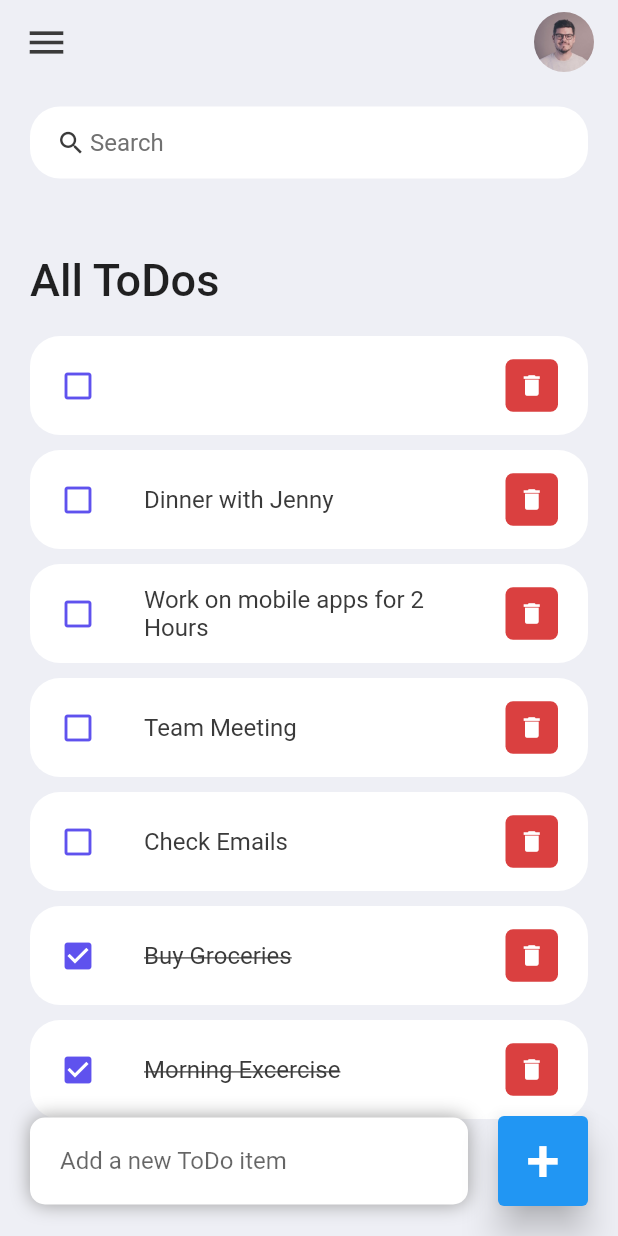
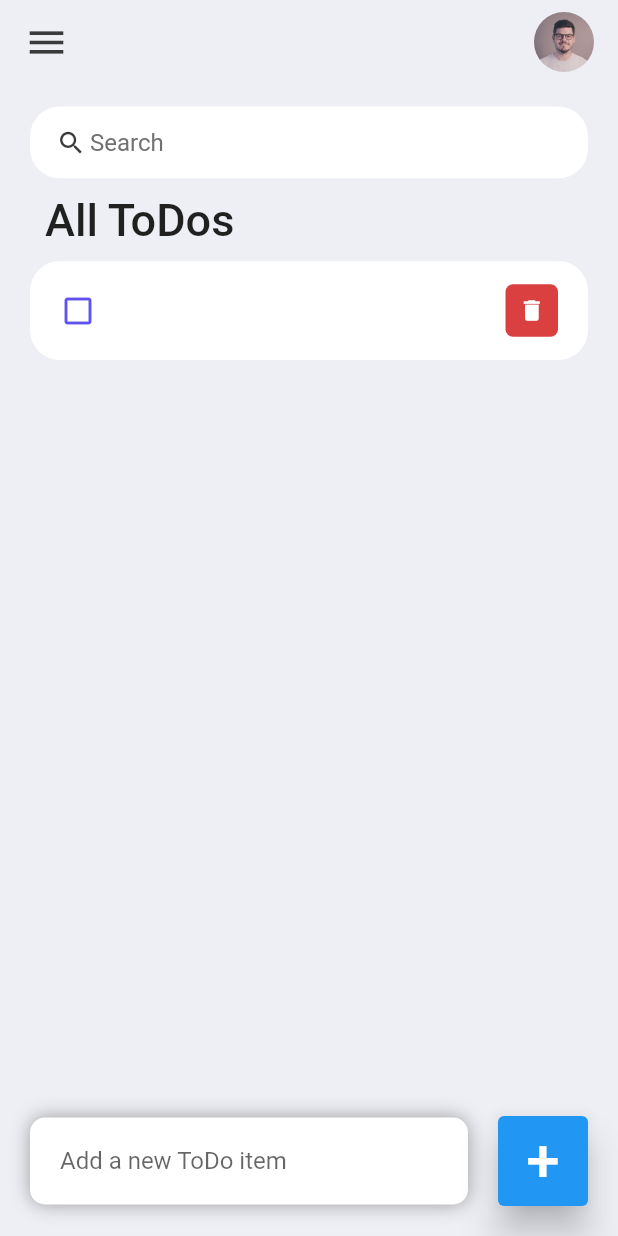
Before and after one commit to dhruvsoni2805/todo_app, a Flutter app: the screen it shows after launch, after a tap on an icon or button, on a phone screen of 412 x 824 dp. Run offline on Flutter 3.47's test engine with Material 2 defaults, Android fonts, the phone set to English and light mode, and no system bars.

```diff
--- a/lib/model/todo.dart
+++ b/lib/model/todo.dart
@@ -11,33 +11,6 @@ class ToDo {
   });
 
   static List<ToDo> todoList() {
-    return [
-      ToDo(
-        id: '01',
-        todoText: 'Morning Excercise',
-        isDone: true,
-      ),
-      ToDo(
-        id: '02',
-        todoText: 'Buy Groceries',
-        isDone: true,
-      ),
-      ToDo(
-        id: '03',
-        todoText: 'Check Emails',
-      ),
-      ToDo(
-        id: '04',
-        todoText: 'Team Meeting',
-      ),
-      ToDo(
-        id: '05',
-        todoText: 'Work on mobile apps for 2 Hours',
-      ),
-      ToDo(
-        id: '06',
-        todoText: 'Dinner with Jenny',
-      ),
-    ];
+    return [];
   }
 }
--- a/lib/screens/Home.dart
+++ b/lib/screens/Home.dart
@@ -1,8 +1,7 @@
 import 'package:flutter/material.dart';
 import 'package:todo_app/constants/colors.dart';
-import 'package:todo_app/widgets/todo_item.dart';
-
 import '../model/todo.dart';
+import '../widgets/todo_item.dart';
 
 class Home extends StatefulWidget {
   const Home({super.key});
@@ -30,22 +29,78 @@ class _HomeState extends State<Home> {
       body: Stack(
         children: [
           Container(
-            padding: const EdgeInsets.symmetric(
-              horizontal: 20,
-              vertical: 15,
-            ),
-            child: Column(children: [
+            width: double.infinity,
+            padding: const EdgeInsets.symmetric(horizontal: 20, vertical: 15),
+            child: Column(
+              children: [
                 //search box containter added by the widget functioon call
                 searchBox(),
+                //Title Container For All ToDos
+                toDoTitleView(),
                 //List View For the all the ToDos Items.
+                // listViewForToDos(),
                 Expanded(
-                child: ListView(
-                  children: [
+                  flex: 1,
+                  child: listViewForToDos(),
+                ),
+              ],
+            ),
+          ),
+          //Bottom new ToDo item add layout
+          newToDoItem(),
+        ],
+      ),
+      //creating the add the new ToDo Item at the bottom screen.
+    );
+  }
+
+  void _handleToDoChange(ToDo toDo) {
+    setState(() {
+      toDo.isDone = !toDo.isDone;
+    });
+  }
+
+  void _onDeleteToDoItem(String id) {
+    setState(() {
+      todooList.removeWhere((item) => item.id == id);
+    });
+  }
+
+  void _addToDoItem(String toDo) {
+    setState(() {
+      todooList.insert(
+          0,
+          ToDo(
+              id: DateTime.now().millisecondsSinceEpoch.toString(),
+              todoText: toDo));
+    });
+    _todoController.clear();
+  }
+
+  void _runFilter(String enteredKeyword) {
+    List<ToDo> results = [];
+
+    if (enteredKeyword.isEmpty) {
+      results = todooList;
+    } else {
+      results = todooList
+          .where((item) => item.todoText!
+              .toLowerCase()
+              .contains(enteredKeyword.toLowerCase()))
+          .toList();
+    }
+
+    setState(() {
+      _foundToDo = results;
+    });
+  }
+
+  Widget toDoTitleView() {
+    return //Title Container For All ToDos
         Container(
-                      margin: const EdgeInsets.only(
-                        top: 50,
-                        bottom: 20,
-                      ),
+      width: double.infinity,
+      color: tdBGColor,
+      padding: const EdgeInsets.all(10),
       child: const Text(
         "All ToDos",
         style: TextStyle(
@@ -53,20 +108,11 @@ class _HomeState extends State<Home> {
           fontWeight: FontWeight.w500,
         ),
       ),
-                    ),
-                    for (ToDo todoo in _foundToDo.reversed)
-                      ToDoItem(
-                        todo: todoo,
-                        onToDoChanged: _handleToDoChange,
-                        onDeleteItem: _onDeleteToDoItem,
-                      ),
-                  ],
-                ),
-              )
-            ]),
-          ),
-          //creating the add the new ToDo Item at the bottom screen.
-          Align(
+    );
+  }
+
+  Widget newToDoItem() {
+    return Align(
       alignment: Alignment.bottomCenter,
       child: Row(
         children: [
@@ -127,53 +173,29 @@ class _HomeState extends State<Home> {
           )
         ],
       ),
-          )
-        ],
-      ),
     );
   }
 
-  void _handleToDoChange(ToDo toDo) {
-    setState(() {
-      toDo.isDone = !toDo.isDone;
-    });
-  }
-
-  void _onDeleteToDoItem(String id) {
-    setState(() {
-      todooList.removeWhere((item) => item.id == id);
-    });
-  }
-
-  void _addToDoItem(String toDo) {
-    setState(() {
-      todooList.add(ToDo(
-          id: DateTime.now().millisecondsSinceEpoch.toString(),
-          todoText: toDo));
-    });
-    _todoController.clear();
-  }
-
-  void _runFilter(String enteredKeyword) {
-    List<ToDo> results = [];
-
-    if (enteredKeyword.isEmpty) {
-      results = todooList;
-    } else {
-      results = todooList
-          .where((item) => item.todoText!
-              .toLowerCase()
-              .contains(enteredKeyword.toLowerCase()))
-          .toList();
-    }
-
-    setState(() {
-      _foundToDo = results;
-    });
+  Widget listViewForToDos() {
+    return ListView.builder(
+      padding: const EdgeInsets.only(bottom: 70),
+      // shrinkWrap: true,
+      physics: const ScrollPhysics(),
+      // physics: const ClampingScrollPhysics(),
+      itemCount: _foundToDo.length,
+      itemBuilder: (context, index) {
+        return ToDoItem(
+          todo: _foundToDo[index],
+          onDeleteItem: _onDeleteToDoItem,
+          onToDoChanged: _handleToDoChange,
+        );
+      },
+    );
   }
 
   Widget searchBox() {
     return Container(
+      width: double.infinity,
       padding: const EdgeInsets.symmetric(horizontal: 15),
       decoration: BoxDecoration(
         color: Colors.white,
@@ -196,7 +218,8 @@ class _HomeState extends State<Home> {
           hintText: 'Search',
           hintStyle: TextStyle(color: tdGrey),
         ),
-        ));
+      ),
+    );
   }
 
   AppBar _buildAppBar() {
```
Lines whose indentation alone changed are shown as unchanged.
